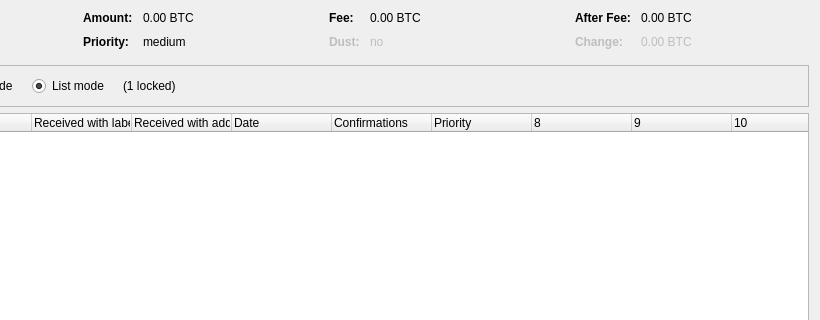
Qt form src/qt/forms/coincontroldialog.ui (esrever10/doucoin) before a commit; both pictures show x 180 to 1000 and y 0 to 320 of the 1000 by 500 pixel window.
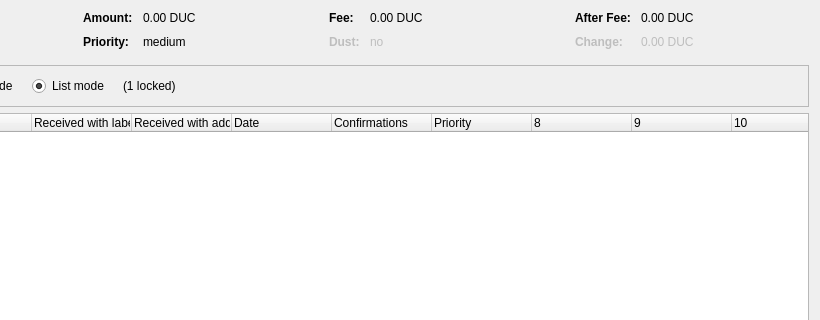
The same form after that commit. Custom widgets are drawn as their Qt base class.

The edit to the form file:
```diff
--- a/src/qt/forms/coincontroldialog.ui
+++ b/src/qt/forms/coincontroldialog.ui
@@ -132,7 +132,7 @@
           <enum>Qt::ActionsContextMenu</enum>
          </property>
          <property name="text">
-          <string notr="true">0.00 BTC</string>
+          <string notr="true">0.00 DUC</string>
          </property>
          <property name="textInteractionFlags">
           <set>Qt::LinksAccessibleByMouse|Qt::TextSelectableByKeyboard|Qt::TextSelectableByMouse</set>
@@ -206,7 +206,7 @@
           <enum>Qt::ActionsContextMenu</enum>
          </property>
          <property name="text">
-          <string notr="true">0.00 BTC</string>
+          <string notr="true">0.00 DUC</string>
          </property>
          <property name="textInteractionFlags">
           <set>Qt::LinksAccessibleByMouse|Qt::TextSelectableByKeyboard|Qt::TextSelectableByMouse</set>
@@ -286,7 +286,7 @@
           <enum>Qt::ActionsContextMenu</enum>
          </property>
          <property name="text">
-          <string notr="true">0.00 BTC</string>
+          <string notr="true">0.00 DUC</string>
          </property>
          <property name="textInteractionFlags">
           <set>Qt::LinksAccessibleByMouse|Qt::TextSelectableByKeyboard|Qt::TextSelectableByMouse</set>
@@ -321,7 +321,7 @@
           <enum>Qt::ActionsContextMenu</enum>
          </property>
          <property name="text">
-          <string notr="true">0.00 BTC</string>
+          <string notr="true">0.00 DUC</string>
          </property>
          <property name="textInteractionFlags">
           <set>Qt::LinksAccessibleByMouse|Qt::TextSelectableByKeyboard|Qt::TextSelectableByMouse</set>
```
